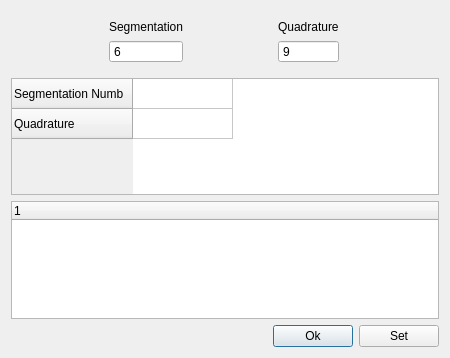
BeConOr/INP, file GUI_PSN/devidecond.ui: the form before one commit.
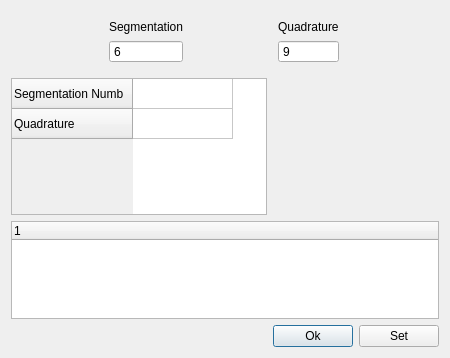
The form after the commit.

Patch:
```diff
--- a/GUI_PSN/devidecond.ui
+++ b/GUI_PSN/devidecond.ui
@@ -15,8 +15,6 @@
   </property>
   <layout class="QVBoxLayout" name="verticalLayout_2">
    <item>
-    <layout class="QVBoxLayout" name="verticalLayout">
-     <item>
       <widget class="QWidget" name="ManageBox" native="true">
        <layout class="QGridLayout" name="gridLayout_2">
         <item row="0" column="2">
@@ -75,12 +73,16 @@
       </widget>
      </item>
      <item>
+    <layout class="QVBoxLayout" name="verticalLayout">
+     <item>
+      <layout class="QHBoxLayout" name="horizontalLayout_2">
+       <item>
       <widget class="QTableWidget" name="tableWidget">
        <property name="enabled">
         <bool>true</bool>
        </property>
        <property name="sizePolicy">
-        <sizepolicy hsizetype="Ignored" vsizetype="Expanding">
+          <sizepolicy hsizetype="Maximum" vsizetype="Maximum">
          <horstretch>0</horstretch>
          <verstretch>0</verstretch>
         </sizepolicy>
@@ -119,6 +121,34 @@
         </property>
        </column>
       </widget>
+       </item>
+       <item>
+        <spacer name="horizontalSpacer_2">
+         <property name="orientation">
+          <enum>Qt::Horizontal</enum>
+         </property>
+         <property name="sizeHint" stdset="0">
+          <size>
+           <width>40</width>
+           <height>20</height>
+          </size>
+         </property>
+        </spacer>
+       </item>
+      </layout>
+     </item>
+     <item>
+      <spacer name="verticalSpacer">
+       <property name="orientation">
+        <enum>Qt::Vertical</enum>
+       </property>
+       <property name="sizeHint" stdset="0">
+        <size>
+         <width>20</width>
+         <height>40</height>
+        </size>
+       </property>
+      </spacer>
      </item>
     </layout>
    </item>
```
Left out of the diff: 12 changed lines with no effect on the pictures. Lines whose indentation alone changed are shown as unchanged.
